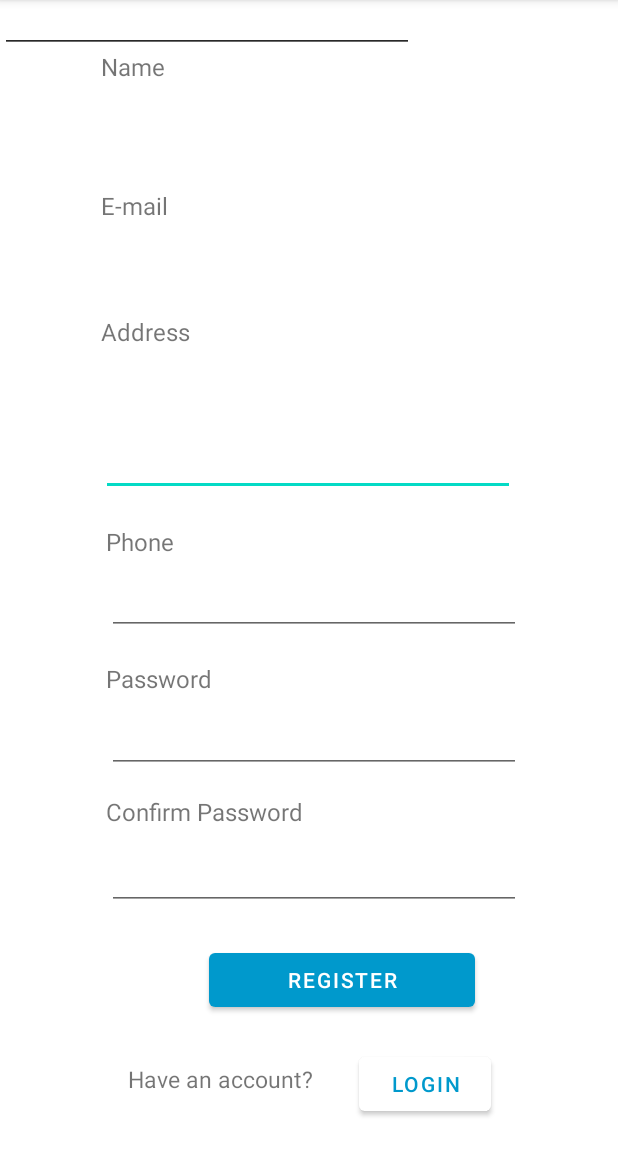
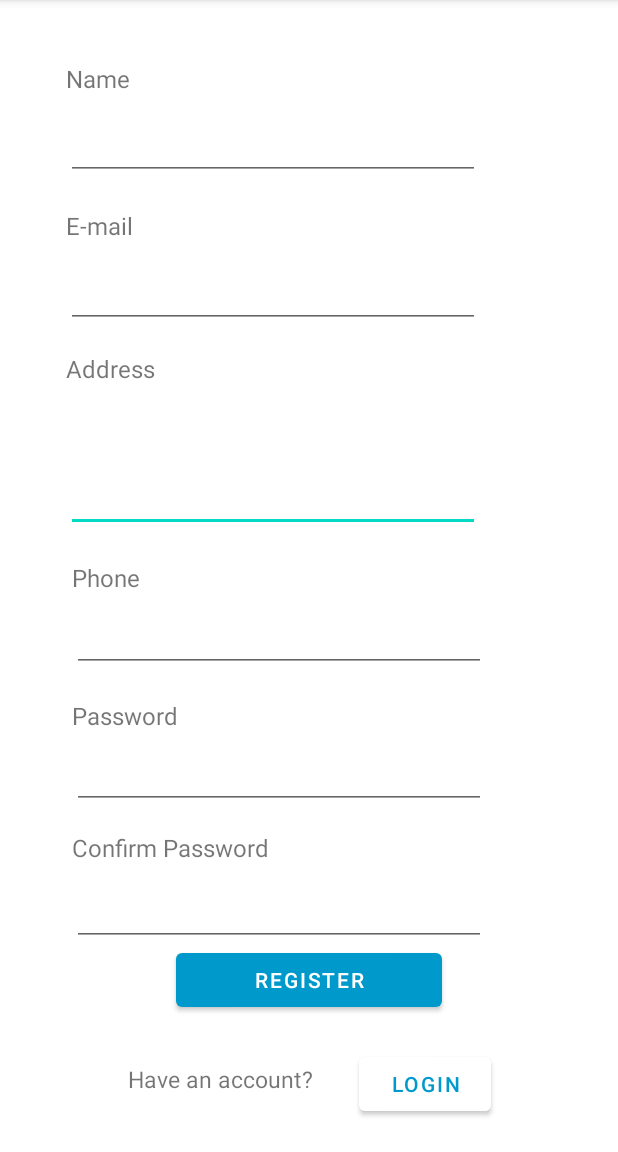
Before and after one commit to aparna-jay/Online-Shopping-Application-UEE, an Android app: the screen it shows after launch (RegisterActivity), on a phone screen of 412 x 824 dp, the part 84-1236 px from its top. Run offline under Robolectric (Android 15) with nearby library versions, the phone set to English and light mode, and no system bars; our stand-ins replace Firebase (no records; nobody signed in at launch, a user with empty details on screens opened directly).

Commit message:
register activity

```diff
--- a/app/src/main/res/layout/activity_register.xml
+++ b/app/src/main/res/layout/activity_register.xml
@@ -13,12 +13,148 @@
         android:ems="10"
         android:gravity="start|top"
         android:inputType="textMultiLine"
+        android:textSize="12sp"
         app:layout_constraintBottom_toBottomOf="parent"
         app:layout_constraintEnd_toEndOf="parent"
-        app:layout_constraintHorizontal_bias="0.496"
+        app:layout_constraintHorizontal_bias="0.325"
         app:layout_constraintStart_toStartOf="parent"
         app:layout_constraintTop_toTopOf="parent"
-        app:layout_constraintVertical_bias="0.366" />
+        app:layout_constraintVertical_bias="0.401" />
+
+    <EditText
+        android:id="@+id/password"
+        android:layout_width="276dp"
+        android:layout_height="35dp"
+        android:ems="10"
+        android:inputType="textPassword"
+        android:textSize="12sp"
+        app:layout_constraintBottom_toBottomOf="parent"
+        app:layout_constraintEnd_toEndOf="parent"
+        app:layout_constraintHorizontal_bias="0.355"
+        app:layout_constraintStart_toStartOf="parent"
+        app:layout_constraintTop_toTopOf="parent"
+        app:layout_constraintVertical_bias="0.688" />
+
+    <TextView
+        android:id="@+id/textView2"
+        android:layout_width="143dp"
+        android:layout_height="26dp"
+        android:text="E-mail"
+        android:textSize="16sp"
+        app:layout_constraintBottom_toBottomOf="parent"
+        app:layout_constraintEnd_toEndOf="parent"
+        app:layout_constraintHorizontal_bias="0.164"
+        app:layout_constraintStart_toStartOf="parent"
+        app:layout_constraintTop_toTopOf="parent"
+        app:layout_constraintVertical_bias="0.188" />
+
+    <EditText
+        android:id="@+id/email"
+        android:layout_width="276dp"
+        android:layout_height="35dp"
+        android:ems="10"
+        android:inputType="textPersonName"
+        android:textSize="12sp"
+        app:layout_constraintBottom_toBottomOf="parent"
+        app:layout_constraintEnd_toEndOf="parent"
+        app:layout_constraintHorizontal_bias="0.325"
+        app:layout_constraintStart_toStartOf="parent"
+        app:layout_constraintTop_toTopOf="parent"
+        app:layout_constraintVertical_bias="0.25" />
+
+    <TextView
+        android:id="@+id/textView7"
+        android:layout_width="143dp"
+        android:layout_height="26dp"
+        android:text="Password"
+        android:textSize="16sp"
+        app:layout_constraintBottom_toBottomOf="parent"
+        app:layout_constraintEnd_toEndOf="parent"
+        app:layout_constraintHorizontal_bias="0.179"
+        app:layout_constraintStart_toStartOf="parent"
+        app:layout_constraintTop_toTopOf="parent"
+        app:layout_constraintVertical_bias="0.628" />
+
+    <EditText
+        android:id="@+id/phone"
+        android:layout_width="276dp"
+        android:layout_height="35dp"
+        android:ems="10"
+        android:inputType="phone"
+        android:textSize="12sp"
+        app:layout_constraintBottom_toBottomOf="parent"
+        app:layout_constraintEnd_toEndOf="parent"
+        app:layout_constraintHorizontal_bias="0.355"
+        app:layout_constraintStart_toStartOf="parent"
+        app:layout_constraintTop_toTopOf="parent"
+        app:layout_constraintVertical_bias="0.563" />
+
+    <EditText
+        android:id="@+id/username"
+        android:layout_width="276dp"
+        android:layout_height="35dp"
+        android:ems="10"
+        android:inputType="textPersonName"
+        android:textSize="12sp"
+        app:layout_constraintBottom_toBottomOf="parent"
+        app:layout_constraintEnd_toEndOf="parent"
+        app:layout_constraintHorizontal_bias="0.325"
+        app:layout_constraintStart_toStartOf="parent"
+        app:layout_constraintTop_toTopOf="parent"
+        app:layout_constraintVertical_bias="0.116" />
+
+    <EditText
+        android:id="@+id/editTextTextPassword2"
+        android:layout_width="276dp"
+        android:layout_height="35dp"
+        android:ems="10"
+        android:inputType="textPassword"
+        android:textSize="12sp"
+        app:layout_constraintBottom_toBottomOf="parent"
+        app:layout_constraintEnd_toEndOf="parent"
+        app:layout_constraintHorizontal_bias="0.355"
+        app:layout_constraintStart_toStartOf="parent"
+        app:layout_constraintTop_toTopOf="parent"
+        app:layout_constraintVertical_bias="0.813" />
+
+    <TextView
+        android:id="@+id/textView3"
+        android:layout_width="143dp"
+        android:layout_height="26dp"
+        android:text="Address"
+        android:textSize="16sp"
+        app:layout_constraintBottom_toBottomOf="parent"
+        app:layout_constraintEnd_toEndOf="parent"
+        app:layout_constraintHorizontal_bias="0.164"
+        app:layout_constraintStart_toStartOf="parent"
+        app:layout_constraintTop_toTopOf="parent"
+        app:layout_constraintVertical_bias="0.316" />
+
+    <TextView
+        android:id="@+id/textView"
+        android:layout_width="143dp"
+        android:layout_height="26dp"
+        android:text="Name"
+        android:textSize="16sp"
+        app:layout_constraintBottom_toBottomOf="parent"
+        app:layout_constraintEnd_toEndOf="parent"
+        app:layout_constraintHorizontal_bias="0.164"
+        app:layout_constraintStart_toStartOf="parent"
+        app:layout_constraintTop_toTopOf="parent"
+        app:layout_constraintVertical_bias="0.056" />
+
+    <TextView
+        android:id="@+id/textView8"
+        android:layout_width="143dp"
+        android:layout_height="26dp"
+        android:text="Confirm Password"
+        android:textSize="16sp"
+        app:layout_constraintBottom_toBottomOf="parent"
+        app:layout_constraintEnd_toEndOf="parent"
+        app:layout_constraintHorizontal_bias="0.179"
+        app:layout_constraintStart_toStartOf="parent"
+        app:layout_constraintTop_toTopOf="parent"
+        app:layout_constraintVertical_bias="0.747" />
 
     <TextView
         android:id="@+id/textView6"
@@ -28,10 +164,10 @@
         android:textSize="16sp"
         app:layout_constraintBottom_toBottomOf="parent"
         app:layout_constraintEnd_toEndOf="parent"
-        app:layout_constraintHorizontal_bias="0.264"
+        app:layout_constraintHorizontal_bias="0.179"
         app:layout_constraintStart_toStartOf="parent"
         app:layout_constraintTop_toTopOf="parent"
-        app:layout_constraintVertical_bias="0.472" />
+        app:layout_constraintVertical_bias="0.504" />
 
     <Button
         android:id="@+id/addUser"
@@ -41,19 +177,9 @@
         app:backgroundTint="@android:color/holo_blue_dark"
         app:layout_constraintBottom_toBottomOf="parent"
         app:layout_constraintEnd_toEndOf="parent"
-        app:layout_constraintHorizontal_bias="0.594"
         app:layout_constraintStart_toStartOf="parent"
         app:layout_constraintTop_toTopOf="parent"
         app:layout_constraintVertical_bias="0.874" />
-
-    <EditText
-        android:id="@+id/email"
-        android:layout_width="276dp"
-        android:layout_height="35dp"
-        android:ems="10"
-        android:inputType="textPersonName"
-        tools:layout_editor_absoluteX="67dp"
-        tools:layout_editor_absoluteY="156dp" />
 
     <TextView
         android:id="@+id/textView9"
@@ -67,93 +193,6 @@
         app:layout_constraintStart_toStartOf="parent"
         app:layout_constraintTop_toTopOf="parent"
         app:layout_constraintVertical_bias="0.971" />
-
-    <TextView
-        android:id="@+id/textView8"
-        android:layout_width="143dp"
-        android:layout_height="26dp"
-        android:text="Confirm Password"
-        android:textSize="16sp"
-        app:layout_constraintBottom_toBottomOf="parent"
-        app:layout_constraintEnd_toEndOf="parent"
-        app:layout_constraintHorizontal_bias="0.264"
-        app:layout_constraintStart_toStartOf="parent"
-        app:layout_constraintTop_toTopOf="parent"
-        app:layout_constraintVertical_bias="0.714" />
-
-    <EditText
-        android:id="@+id/username"
-        android:layout_width="276dp"
-        android:layout_height="35dp"
-        android:ems="10"
-        android:inputType="textPersonName"
-        tools:layout_editor_absoluteX="67dp"
-        tools:layout_editor_absoluteY="68dp" />
-
-    <TextView
-        android:id="@+id/textView3"
-        android:layout_width="143dp"
-        android:layout_height="26dp"
-        android:text="Address"
-        android:textSize="16sp"
-        app:layout_constraintBottom_toBottomOf="parent"
-        app:layout_constraintEnd_toEndOf="parent"
-        app:layout_constraintHorizontal_bias="0.25"
-        app:layout_constraintStart_toStartOf="parent"
-        app:layout_constraintTop_toTopOf="parent"
-        app:layout_constraintVertical_bias="0.283" />
-
-    <EditText
-        android:id="@+id/editTextTextPassword2"
-        android:layout_width="276dp"
-        android:layout_height="35dp"
-        android:ems="10"
-        android:inputType="textPassword"
-        app:layout_constraintBottom_toBottomOf="parent"
-        app:layout_constraintEnd_toEndOf="parent"
-        app:layout_constraintHorizontal_bias="0.525"
-        app:layout_constraintStart_toStartOf="parent"
-        app:layout_constraintTop_toTopOf="parent"
-        app:layout_constraintVertical_bias="0.78" />
-
-    <EditText
-        android:id="@+id/password"
-        android:layout_width="276dp"
-        android:layout_height="35dp"
-        android:ems="10"
-        android:inputType="textPassword"
-        app:layout_constraintBottom_toBottomOf="parent"
-        app:layout_constraintEnd_toEndOf="parent"
-        app:layout_constraintHorizontal_bias="0.525"
-        app:layout_constraintStart_toStartOf="parent"
-        app:layout_constraintTop_toTopOf="parent"
-        app:layout_constraintVertical_bias="0.655" />
-
-    <TextView
-        android:id="@+id/textView"
-        android:layout_width="143dp"
-        android:layout_height="26dp"
-        android:text="Name"
-        android:textSize="16sp"
-        app:layout_constraintBottom_toBottomOf="parent"
-        app:layout_constraintEnd_toEndOf="parent"
-        app:layout_constraintHorizontal_bias="0.25"
-        app:layout_constraintStart_toStartOf="parent"
-        app:layout_constraintTop_toTopOf="parent"
-        app:layout_constraintVertical_bias="0.045" />
-
-    <TextView
-        android:id="@+id/textView7"
-        android:layout_width="143dp"
-        android:layout_height="26dp"
-        android:text="Password"
-        android:textSize="16sp"
-        app:layout_constraintBottom_toBottomOf="parent"
-        app:layout_constraintEnd_toEndOf="parent"
-        app:layout_constraintHorizontal_bias="0.264"
-        app:layout_constraintStart_toStartOf="parent"
-        app:layout_constraintTop_toTopOf="parent"
-        app:layout_constraintVertical_bias="0.595" />
 
     <Button
         android:id="@+id/button2"
@@ -169,30 +208,4 @@
         app:layout_constraintTop_toTopOf="parent"
         app:layout_constraintVertical_bias="0.97" />
 
-    <EditText
-        android:id="@+id/phone"
-        android:layout_width="276dp"
-        android:layout_height="35dp"
-        android:ems="10"
-        android:inputType="phone"
-        app:layout_constraintBottom_toBottomOf="parent"
-        app:layout_constraintEnd_toEndOf="parent"
-        app:layout_constraintHorizontal_bias="0.525"
-        app:layout_constraintStart_toStartOf="parent"
-        app:layout_constraintTop_toTopOf="parent"
-        app:layout_constraintVertical_bias="0.53" />
-
-    <TextView
-        android:id="@+id/textView2"
-        android:layout_width="143dp"
-        android:layout_height="26dp"
-        android:text="E-mail"
-        android:textSize="16sp"
-        app:layout_constraintBottom_toBottomOf="parent"
-        app:layout_constraintEnd_toEndOf="parent"
-        app:layout_constraintHorizontal_bias="0.25"
-        app:layout_constraintStart_toStartOf="parent"
-        app:layout_constraintTop_toTopOf="parent"
-        app:layout_constraintVertical_bias="0.17" />
-
 </androidx.constraintlayout.widget.ConstraintLayout>
```
